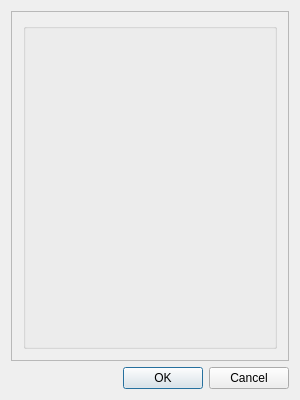
First picture: the form in src/MatchChooserCoppa.ui, repository wdastru/FantaCalcGui, before the edit.
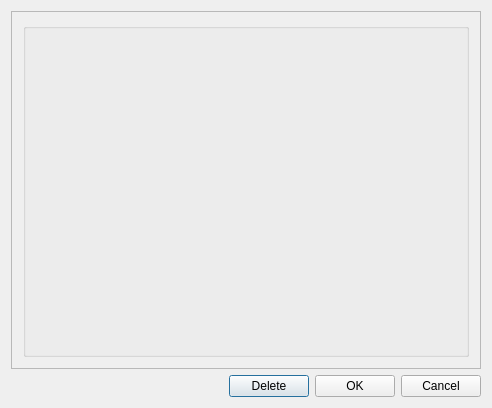
Second picture: the form after the edit.

Commit message: risultato coppa cancellabile

Diff of the .ui file:
```diff
--- a/src/MatchChooserCoppa.ui
+++ b/src/MatchChooserCoppa.ui
@@ -6,8 +6,8 @@
    <rect>
     <x>0</x>
     <y>0</y>
-    <width>300</width>
-    <height>400</height>
+    <width>492</width>
+    <height>408</height>
    </rect>
   </property>
   <property name="windowTitle">
@@ -24,8 +24,8 @@
        <rect>
         <x>0</x>
         <y>0</y>
-        <width>278</width>
-        <height>339</height>
+        <width>472</width>
+        <height>353</height>
        </rect>
       </property>
       <layout class="QGridLayout" name="gridLayout_2">
@@ -56,11 +56,42 @@
     </widget>
    </item>
    <item>
-    <widget class="QDialogButtonBox" name="buttonBox">
-     <property name="standardButtons">
-      <set>QDialogButtonBox::Cancel|QDialogButtonBox::Ok</set>
-     </property>
-    </widget>
+    <layout class="QHBoxLayout" name="horizontalLayout">
+     <item>
+      <spacer name="horizontalSpacer">
+       <property name="orientation">
+        <enum>Qt::Horizontal</enum>
+       </property>
+       <property name="sizeHint" stdset="0">
+        <size>
+         <width>40</width>
+         <height>20</height>
+        </size>
+       </property>
+      </spacer>
+     </item>
+     <item>
+      <widget class="QPushButton" name="deleteButton">
+       <property name="text">
+        <string>Delete</string>
+       </property>
+      </widget>
+     </item>
+     <item>
+      <widget class="QPushButton" name="okButton">
+       <property name="text">
+        <string>OK</string>
+       </property>
+      </widget>
+     </item>
+     <item>
+      <widget class="QPushButton" name="cancelButton">
+       <property name="text">
+        <string>Cancel</string>
+       </property>
+      </widget>
+     </item>
+    </layout>
    </item>
   </layout>
  </widget>
```
Left out of the diff: 43 changed lines with no effect on the pictures. The commit also changes 2 other files.
